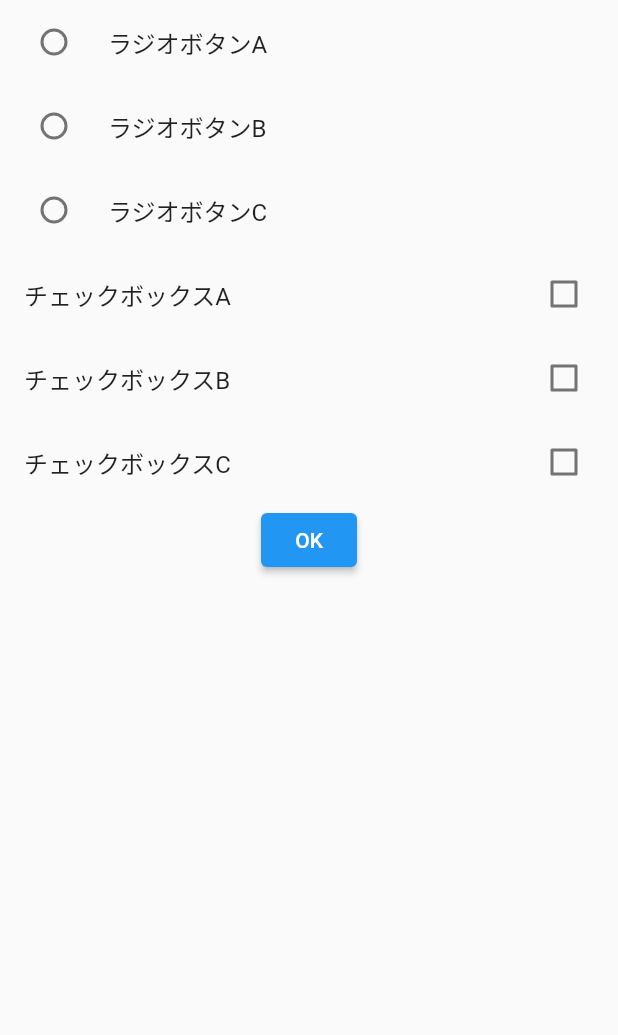
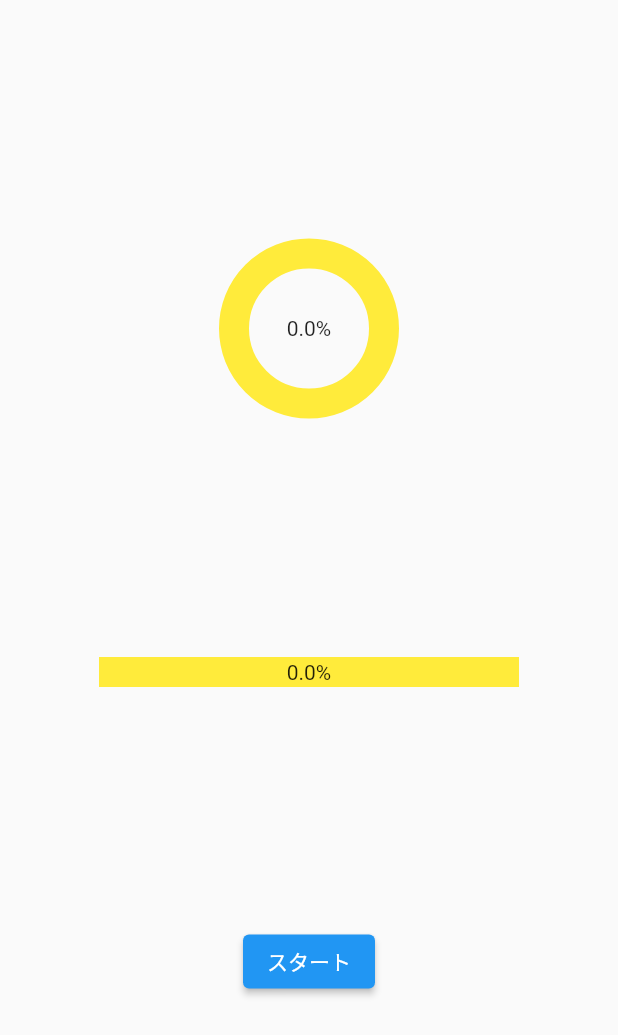
Before and after one commit to 0kkun/flutter-docker-template, a Flutter app: the screen it shows after launch, on a phone screen of 412 x 824 dp. Shown: the top 1035 px of the screen. Run offline on Flutter 3.47's test engine with Material 2 defaults, Android fonts, the phone set to English and light mode, and no system bars; drawn by our look-alikes of percent_indicator; our stand-ins replace flutter_riverpod, go_router, logger.

Commit message:
プログレスバーの学習

```diff
--- a/src/lib/main.dart
+++ b/src/lib/main.dart
@@ -11,6 +11,7 @@ import 'package:workspace/app.dart';
 import 'package:flutter_web_plugins/url_strategy.dart';
 import 'package:workspace/screens/toggle_screen.dart';
 import 'package:workspace/screens/checkbox_screen.dart';
+import 'package:workspace/screens/progress_screen.dart';
 
 final logger = Logger();
 
@@ -317,5 +318,11 @@ void main() {
   // ** ラジオボタン **
   const app14 = MaterialApp(home: CheckboxScreen());
   const scope3 = ProviderScope(child: app14);
-  runApp(scope3);
+  // runApp(scope3);
+
+  // ******************************************
+  // ** プログレスサークル **
+  const app15 = MaterialApp(home: ProgressScreen());
+  const scope4 = ProviderScope(child: app15);
+  runApp(scope4);
 }
--- /dev/null
+++ b/src/lib/providers/progress_provider.dart
@@ -0,0 +1,8 @@
+import 'package:flutter/material.dart';
+import 'package:flutter_riverpod/flutter_riverpod.dart';
+
+// どのくらい進んだかを表すパーセント
+final percentProvider = StateProvider((ref) {
+  // 最初は0%からスタート
+  return 0.00;
+});
--- /dev/null
+++ b/src/lib/screens/progress_screen.dart
@@ -0,0 +1,87 @@
+import 'package:flutter/material.dart';
+import 'package:flutter_riverpod/flutter_riverpod.dart';
+import 'package:workspace/providers/progress_provider.dart';
+import 'package:percent_indicator/percent_indicator.dart';
+
+class ProgressScreen extends ConsumerWidget {
+  const ProgressScreen({super.key});
+
+  @override
+  Widget build(BuildContext context, WidgetRef ref) {
+
+    final percent = ref.watch(percentProvider);
+
+    // 丸型のインジケーター
+    final circular = CircularPercentIndicator(
+      percent: percent,
+      backgroundColor: Colors.yellow,
+      progressColor: Colors.green,
+      animation: true, // trueなら滑らかに進むようになる
+      animationDuration: 200, // 滑らかさの設定
+      animateFromLastPercent: true, // 基本trueで良い
+      radius: 60.0, // 円の大きさ
+      lineWidth: 20.0, // 円の幅
+      center: Text('${percent * 100}%'), // 真ん中に何か表示したい時
+    );
+
+    // 棒型のインジケーター
+    final linear = LinearPercentIndicator(
+      percent: percent,
+      backgroundColor: Colors.yellow,
+      progressColor: Colors.green,
+      animation: true,
+      animationDuration: 200,
+      animateFromLastPercent: true,
+      alignment: MainAxisAlignment.center,
+      lineHeight: 20,
+      width: 300,
+      center: Text('${percent * 100}%'),
+    );
+
+
+    // ボタンを押したときの関数
+    void onPressed(WidgetRef ref) async {
+      // 1秒まつ
+      await Future.delayed(const Duration(seconds: 1));
+      // 20%
+      ref.read(percentProvider.notifier).state = 0.20;
+      // 1秒まつ
+      await Future.delayed(const Duration(seconds: 1));
+      // 40%
+      ref.read(percentProvider.notifier).state = 0.40;
+      // 1秒まつ
+      await Future.delayed(const Duration(seconds: 1));
+      // 60%
+      ref.read(percentProvider.notifier).state = 0.60;
+      // 1秒まつ
+      await Future.delayed(const Duration(seconds: 1));
+      // 80%
+      ref.read(percentProvider.notifier).state = 0.80;
+      // 1秒まつ
+      await Future.delayed(const Duration(seconds: 1));
+      // 100%
+      ref.read(percentProvider.notifier).state = 1.00;
+    }
+
+    final button = ElevatedButton(
+      onPressed: () => onPressed(ref),
+      child: const Text('スタート'),
+    );
+
+    // 縦に並べるカラム
+    final column = Column(
+      mainAxisAlignment: MainAxisAlignment.spaceEvenly,
+      children: [
+        circular,
+        linear,
+        button,
+      ],
+    );
+
+    return Scaffold(
+      body: Center(
+        child: column,
+      ),
+    );
+  }
+}
--- a/src/pubspec.yaml
+++ b/src/pubspec.yaml
@@ -16,6 +16,7 @@ dependencies:
   go_router: ^10.1.0
   flutter_web_plugins:
     sdk: flutter
+  percent_indicator: ^4.2.3
 
   cupertino_icons: ^1.0.2
 
```
Also changed, not shown: src/pubspec.lock.
